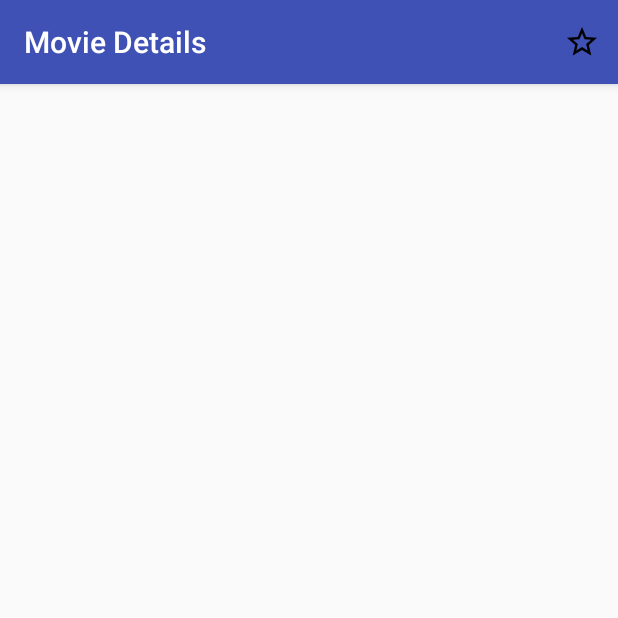
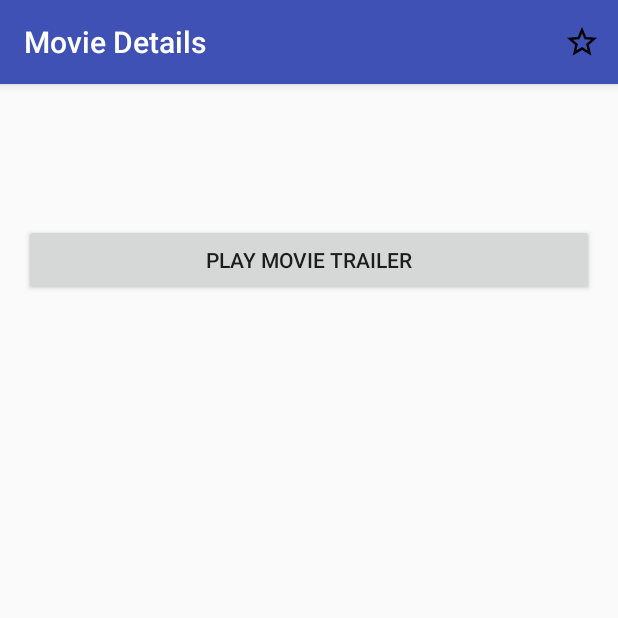
Before and after one commit to jmcs811/PopularMovies, an Android app: the DetailFragment screen opened directly, with no data from a screen before it, on a phone screen of 412 x 824 dp, the top half of it. Run offline under Robolectric (Android 15) with nearby library versions, the phone set to English and light mode, and no system bars; our stand-ins replace Picasso; pictures from the network do not load.

Commit message:
updated 20160503

```diff
--- a/app/src/main/java/com/jcaseydev/popularmovies/DetailActivity.java
+++ b/app/src/main/java/com/jcaseydev/popularmovies/DetailActivity.java
@@ -17,9 +17,4 @@ public class DetailActivity extends AppCompatActivity {
                     .commit();
         }
     }
-
-    public void playTrailer(View view) {
-        Toast.makeText(getApplicationContext(), "This will play a movieTrailer", Toast.LENGTH_SHORT).show();
-    }
-
 }
--- a/app/src/main/res/layout/detail_fragment.xml
+++ b/app/src/main/res/layout/detail_fragment.xml
@@ -8,8 +8,7 @@
         android:layout_height="wrap_content"
         android:id="@+id/moviePoster"
         android:contentDescription="@string/movie_poster"
-        android:clickable="false"
-        android:onClick="playTrailer"/>
+        android:clickable="false"/>
 
     <TextView
         android:layout_width="wrap_content"
@@ -31,5 +30,10 @@
         android:layout_height="wrap_content"
         android:id="@+id/movieOverview" />
 
+    <Button
+        android:layout_width="match_parent"
+        android:layout_height="wrap_content" android:text="@string/trailer_botton"
+        android:id="@+id/trailer_button"/>
+
 
 </LinearLayout>
--- a/app/src/main/res/values/strings.xml
+++ b/app/src/main/res/values/strings.xml
@@ -9,4 +9,5 @@
     <string name="action_sort_summary">Change sort order to now playing</string>
     <string name="movie_details_title">Movie Details</string>
     <string name="settings_title">Settings</string>
+    <string name="trailer_botton">Play Movie trailer</string>
 </resources>
--- a/gradle.properties
+++ b/gradle.properties
@@ -16,4 +16,4 @@
 # This option should only be used with decoupled projects. More details, visit
 # http://www.gradle.org/docs/current/userguide/multi_project_builds.html#sec:decoupled_projects
 # org.gradle.parallel=true
-TMDBApiKey = ""
+TMDBApiKey = "debf5ca787416de6b7d120453ad69ca4"
```
Also changed, not shown: app/src/main/java/com/jcaseydev/popularmovies/DetailFragment.java (+24 -1 lines), app/src/main/java/com/jcaseydev/popularmovies/MovieListFragment.java (+0 -18 lines).
